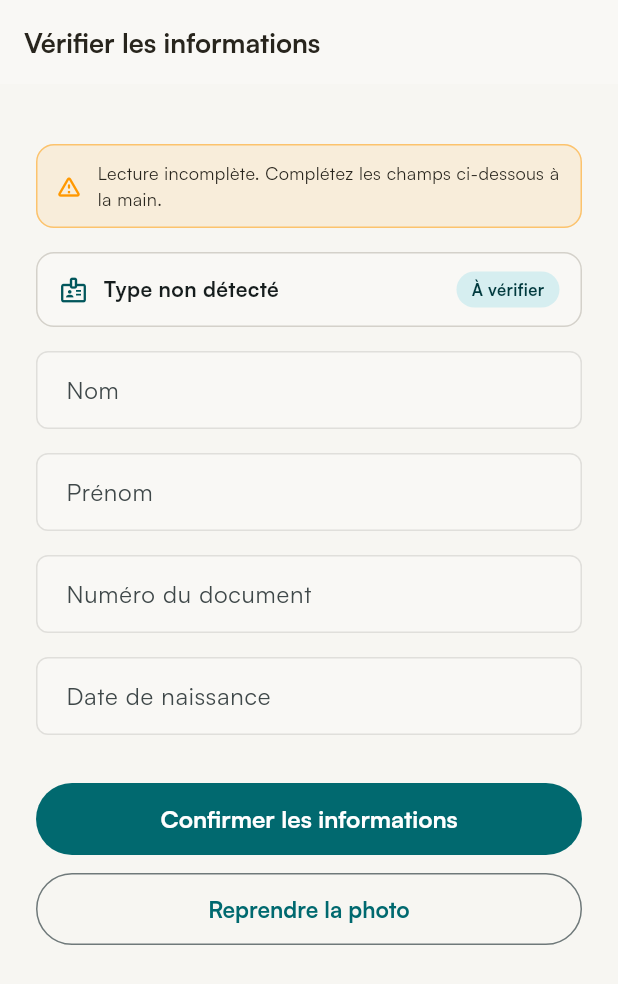
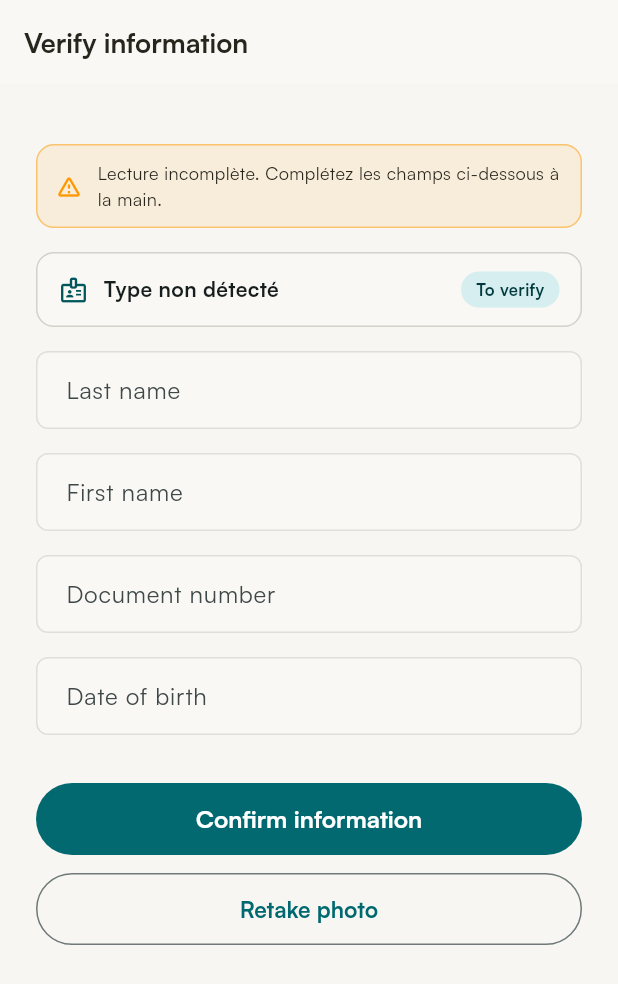
Before and after one commit to ItxMveng/ReTurn, a Flutter app: the OcrReviewPage screen opened by its route, on a phone screen of 412 x 824 dp. Shown: the top 984 px of the screen. Run offline on Flutter 3.47's test engine with Material 3 defaults, Android fonts, the phone set to English and light mode, and no system bars; our stand-ins replace cached_network_image, connectivity_plus, dio, firebase_auth, firebase_core, firebase_messaging and 12 more; missing offline and left inert: google_mlkit_text_recognition; accounts and stored records are empty; generated files the repository leaves out were written again; network calls fail.

Commit message:
feat(i18n): complete FR/EN localization for declarations, messaging, OCR, restitution, zones, biometric lock
Adds 53 missing translation keys and replaces hardcoded French strings
with AppLocalizations lookups across 8 screens. Known remaining gap:
_kindLabels in ocr_review_page.dart is a static const map (document
type labels: CNI/passeport/permis/etc.) that can't use context-based
AppLocalizations without a refactor — left untouched, flagged for a
follow-up.

```diff
--- a/mobile/lib/features/declarations/pages/declaration_form_page.dart
+++ b/mobile/lib/features/declarations/pages/declaration_form_page.dart
@@ -190,9 +190,9 @@ class _DeclarationFormPageState extends ConsumerState<DeclarationFormPage> {
       if (num.isNotEmpty) _docs.first.number.text = num;
     });
     if (!mounted) return;
-    ScaffoldMessenger.of(context).showSnackBar(const SnackBar(
-      content: Text('Informations pré-remplies — vérifiez puis validez.'),
-      duration: Duration(seconds: 3),
+    ScaffoldMessenger.of(context).showSnackBar(SnackBar(
+      content: Text(AppLocalizations.of(context).prefilledInfoNotice),
+      duration: const Duration(seconds: 3),
     ));
   }
 
--- a/mobile/lib/features/ocr/pages/ocr_review_page.dart
+++ b/mobile/lib/features/ocr/pages/ocr_review_page.dart
@@ -4,6 +4,7 @@ import 'package:go_router/go_router.dart';
 import '../../../core/theme/app_colors.dart';
 import '../../../core/widgets/app_button.dart';
 import '../../../core/widgets/app_text_field.dart';
+import '../../../l10n/app_localizations.dart';
 import '../models/ocr_result.dart';
 import '../providers/ocr_notifier.dart';
 
@@ -84,11 +85,12 @@ class _OcrReviewPageState extends ConsumerState<OcrReviewPage> {
     final success = ocrState is OcrSuccess ? ocrState : null;
 
     if (success != null) _populateFromOcr(success);
+    final l = AppLocalizations.of(context);
 
     return Scaffold(
       backgroundColor: AppColors.background,
       appBar: AppBar(
-        title: const Text('Vérifier les informations'),
+        title: Text(l.ocrVerifyInfoTitle),
         backgroundColor: AppColors.surface,
         foregroundColor: AppColors.onSurface,
         elevation: 0,
@@ -131,7 +133,7 @@ class _OcrReviewPageState extends ConsumerState<OcrReviewPage> {
                 const SizedBox(width: 10),
                 Expanded(
                   child: Text(
-                    _kindLabels[_kind] ?? 'Type non détecté',
+                    _kindLabels[_kind] ?? l.documentTypeUndetected,
                     style: const TextStyle(
                         fontSize: 14, fontWeight: FontWeight.w700),
                   ),
@@ -145,8 +147,8 @@ class _OcrReviewPageState extends ConsumerState<OcrReviewPage> {
                   ),
                   child: Text(
                       _kind == DocumentKind.unknown
-                          ? 'À vérifier'
-                          : 'Détecté',
+                          ? l.toVerifyBadge
+                          : l.detectedBadge,
                       style: TextStyle(
                           fontSize: 11,
                           fontWeight: FontWeight.w700,
@@ -157,17 +159,17 @@ class _OcrReviewPageState extends ConsumerState<OcrReviewPage> {
             const SizedBox(height: 16),
 
             AppTextField(
-                label: 'Nom', controller: _nomCtrl, hint: 'Ex: MBARGA'),
+                label: l.ocrNameLabel, controller: _nomCtrl, hint: l.exampleLastName),
             const SizedBox(height: 16),
             AppTextField(
-                label: 'Prénom',
+                label: l.ocrFirstNameLabel,
                 controller: _prenomCtrl,
-                hint: 'Ex: Jean-Pierre'),
+                hint: l.exampleFirstName),
             const SizedBox(height: 16),
             AppTextField(
-                label: 'Numéro du document',
+                label: l.ocrDocumentNumberLabel,
                 controller: _numeroCtrl,
-                hint: 'Ex: CM-123456789',
+                hint: l.exampleDocNumber,
                 keyboardType: TextInputType.text),
             if (_numeroCtrl.text.trim().isNotEmpty) ...[
               const SizedBox(height: 6),
@@ -175,26 +177,26 @@ class _OcrReviewPageState extends ConsumerState<OcrReviewPage> {
                 Icon(Icons.lock_outline,
                     size: 13, color: AppColors.onSurfaceVariant),
                 const SizedBox(width: 5),
-                Text('Affichage public : $_maskedNumero',
+                Text('${l.publicDisplayLabel}$_maskedNumero',
                     style: TextStyle(
                         fontSize: 12, color: AppColors.onSurfaceVariant)),
               ]),
             ],
             const SizedBox(height: 16),
             AppTextField(
-                label: 'Date de naissance',
+                label: l.profileDobLabel,
                 controller: _dateCtrl,
-                hint: 'JJ/MM/AAAA',
+                hint: l.dobHint,
                 keyboardType: TextInputType.datetime),
             const SizedBox(height: 32),
             AppButton(
-              label: 'Confirmer les informations',
+              label: l.ocrConfirmInfo,
               expand: true,
               onPressed: _confirm,
             ),
             const SizedBox(height: 12),
             AppButton(
-              label: 'Reprendre la photo',
+              label: l.ocrRetakePhoto,
               expand: true,
               variant: AppButtonVariant.secondary,
               onPressed: () {
--- a/mobile/lib/l10n/app_localizations.dart
+++ b/mobile/lib/l10n/app_localizations.dart
@@ -595,6 +595,67 @@ class AppLocalizations {
       'dossierDocsCount': '{n} documents',
       'dossierTitle': 'Dossier',
       'dossierEmpty': 'Ce dossier est vide.',
+      // i18n completion pass (declarations/messaging/restitution/ocr/zones/biometric)
+      'declarationCancelled': 'Déclaration annulée.',
+      'declarationDeleted': 'Déclaration supprimée.',
+      'actionImpossible': 'Action impossible, réessayez.',
+      'back': 'Retour',
+      'declarationDetailTitle': 'Détail de la déclaration',
+      'cancelDeclaration': 'Annuler la déclaration',
+      'prefilledInfoNotice': 'Informations pré-remplies — vérifiez puis validez.',
+      'messagesTitle': 'Messages',
+      'viewMyMatches': 'Voir mes matchs',
+      'ocrVerifyInfoTitle': 'Vérifier les informations',
+      'ocrTakePhoto': 'Prendre une photo',
+      'ocrUseBackCamera': 'Utilisez la caméra arrière',
+      'ocrChooseGallery': 'Choisir dans la galerie',
+      'ocrExistingPhoto': 'Une photo déjà prise du document',
+      'myRestitutions': 'Mes restitutions',
+      'errorPrefix': 'Erreur : ',
+      'recoveryZonesTitle': 'Zones de récupération',
+      'unlock': 'Déverrouiller',
+      'cancelDeclarationConfirmMsg': 'Elle ne sera plus active pour le matching, mais restera dans votre historique. Continuer ?',
+      'deleteDeclarationTitle': 'Supprimer la déclaration',
+      'deleteDeclarationConfirmMsg': 'Cette action est définitive. La déclaration et ses photos seront supprimées. Continuer ?',
+      'searchConversationHint': 'Rechercher une conversation',
+      'ocrNameLabel': 'Nom',
+      'ocrFirstNameLabel': 'Prénom',
+      'ocrDocumentNumberLabel': 'Numéro du document',
+      'ocrConfirmInfo': 'Confirmer les informations',
+      'ocrRetakePhoto': 'Reprendre la photo',
+      'galleryLabel': 'Galerie',
+      'cameraLabel': 'Caméra',
+      'statusCompleted': 'Terminée',
+      'statusCancelled': 'Annulée',
+      'statusInProgress': 'En cours',
+      'downloadOrOpen': 'Télécharger / Ouvrir',
+      'descriptionLabel': 'Description',
+      'declaredOnLabel': 'Déclaré le',
+      'noConversations': 'Aucune conversation',
+      'noResults': 'Aucun résultat',
+      'conversationsOpenAfterMatch': 'Les conversations s\'ouvrent\naprès confirmation d\'un match',
+      'documentTypeUndetected': 'Type non détecté',
+      'toVerifyBadge': 'À vérifier',
+      'detectedBadge': 'Détecté',
+      'exampleLastName': 'Ex: MBARGA',
+      'exampleFirstName': 'Ex: Jean-Pierre',
+      'exampleDocNumber': 'Ex: CM-123456789',
+      'publicDisplayLabel': 'Affichage public : ',
+      'dobHint': 'JJ/MM/AAAA',
+      'scanDocumentTitle': 'Scanner le document',
+      'analyzingLabel': 'Analyse…',
+      'analyzeLabel': 'Analyser',
+      'noRestitutions': 'Aucune restitution',
+      'restitutionsWillAppearHere': 'Vos restitutions apparaîtront ici.',
+      'completedStat': 'Réussies',
+      'averageRatingStat': 'Note moyenne',
+      'restitutionPrefix': 'Restitution ',
+      'chooseCertifiedZone': 'Choisir une zone certifiée',
+      'noCertifiedZonesYet': 'Aucune zone certifiée pour le moment',
+      'certifiedBadge': 'Certifiée',
+      'partnerBadge': 'Partenaire',
+      'appLockedTitle': 'ReTurn est verrouillé',
+      'unlockWithBiometrics': 'Déverrouillez avec votre empreinte ou votre visage.',
     },
     'en': {
       'appName': 'ReTurn',
@@ -1159,6 +1220,67 @@ class AppLocalizations {
       'dossierDocsCount': '{n} documents',
       'dossierTitle': 'Folder',
       'dossierEmpty': 'This folder is empty.',
+      // i18n completion pass (declarations/messaging/restitution/ocr/zones/biometric)
+      'declarationCancelled': 'Declaration cancelled.',
+      'declarationDeleted': 'Declaration deleted.',
+      'actionImpossible': 'Action not possible, please try again.',
+      'back': 'Back',
+      'declarationDetailTitle': 'Declaration details',
+      'cancelDeclaration': 'Cancel declaration',
+      'prefilledInfoNotice': 'Pre-filled information — check, then confirm.',
+      'messagesTitle': 'Messages',
+      'viewMyMatches': 'View my matches',
+      'ocrVerifyInfoTitle': 'Verify information',
+      'ocrTakePhoto': 'Take a photo',
+      'ocrUseBackCamera': 'Use the back camera',
+      'ocrChooseGallery': 'Choose from gallery',
+      'ocrExistingPhoto': 'An existing photo of the document',
+      'myRestitutions': 'My handovers',
+      'errorPrefix': 'Error: ',
+      'recoveryZonesTitle': 'Recovery zones',
+      'unlock': 'Unlock',
+      'cancelDeclarationConfirmMsg': 'It will no longer be active for matching, but will remain in your history. Continue?',
+      'deleteDeclarationTitle': 'Delete declaration',
+      'deleteDeclarationConfirmMsg': 'This action is permanent. The declaration and its photos will be deleted. Continue?',
+      'searchConversationHint': 'Search a conversation',
+      'ocrNameLabel': 'Last name',
+      'ocrFirstNameLabel': 'First name',
+      'ocrDocumentNumberLabel': 'Document number',
+      'ocrConfirmInfo': 'Confirm information',
+      'ocrRetakePhoto': 'Retake photo',
+      'galleryLabel': 'Gallery',
+      'cameraLabel': 'Camera',
+      'statusCompleted': 'Completed',
+      'statusCancelled': 'Cancelled',
+      'statusInProgress': 'In progress',
+      'downloadOrOpen': 'Download / Open',
+      'descriptionLabel': 'Description',
+      'declaredOnLabel': 'Declared on',
+      'noConversations': 'No conversations',
+      'noResults': 'No results',
+      'conversationsOpenAfterMatch': 'Conversations open\nafter a match is confirmed',
+      'documentTypeUndetected': 'Type not detected',
+      'toVerifyBadge': 'To verify',
+      'detectedBadge': 'Detected',
+      'exampleLastName': 'E.g.: MBARGA',
+      'exampleFirstName': 'E.g.: Jean-Pierre',
+      'exampleDocNumber': 'E.g.: CM-123456789',
+      'publicDisplayLabel': 'Public display: ',
+      'dobHint': 'DD/MM/YYYY',
+      'scanDocumentTitle': 'Scan the document',
+      'analyzingLabel': 'Analyzing…',
+      'analyzeLabel': 'Analyze',
+      'noRestitutions': 'No handovers yet',
+      'restitutionsWillAppearHere': 'Your handovers will appear here.',
+      'completedStat': 'Completed',
+      'averageRatingStat': 'Average rating',
+      'restitutionPrefix': 'Handover ',
+      'chooseCertifiedZone': 'Choose a certified zone',
+      'noCertifiedZonesYet': 'No certified zones yet',
+      'certifiedBadge': 'Certified',
+      'partnerBadge': 'Partner',
+      'appLockedTitle': 'ReTurn is locked',
+      'unlockWithBiometrics': 'Unlock with your fingerprint or face.',
     },
   };
 
@@ -1739,6 +1861,68 @@ class AppLocalizations {
   String get tourStep4Body => _t('tourStep4Body');
   String get tourStep5Title => _t('tourStep5Title');
   String get tourStep5Body => _t('tourStep5Body');
+
+  // i18n completion pass
+  String get declarationCancelled => _t('declarationCancelled');
+  String get declarationDeleted => _t('declarationDeleted');
+  String get actionImpossible => _t('actionImpossible');
+  String get back => _t('back');
+  String get declarationDetailTitle => _t('declarationDetailTitle');
+  String get cancelDeclaration => _t('cancelDeclaration');
+  String get prefilledInfoNotice => _t('prefilledInfoNotice');
+  String get messagesTitle => _t('messagesTitle');
+  String get viewMyMatches => _t('viewMyMatches');
+  String get ocrVerifyInfoTitle => _t('ocrVerifyInfoTitle');
+  String get ocrTakePhoto => _t('ocrTakePhoto');
+  String get ocrUseBackCamera => _t('ocrUseBackCamera');
+  String get ocrChooseGallery => _t('ocrChooseGallery');
+  String get ocrExistingPhoto => _t('ocrExistingPhoto');
+  String get myRestitutions => _t('myRestitutions');
+  String get errorPrefix => _t('errorPrefix');
+  String get recoveryZonesTitle => _t('recoveryZonesTitle');
+  String get unlock => _t('unlock');
+  String get cancelDeclarationConfirmMsg => _t('cancelDeclarationConfirmMsg');
+  String get deleteDeclarationTitle => _t('deleteDeclarationTitle');
+  String get deleteDeclarationConfirmMsg => _t('deleteDeclarationConfirmMsg');
+  String get searchConversationHint => _t('searchConversationHint');
+  String get ocrNameLabel => _t('ocrNameLabel');
+  String get ocrFirstNameLabel => _t('ocrFirstNameLabel');
+  String get ocrDocumentNumberLabel => _t('ocrDocumentNumberLabel');
+  String get ocrConfirmInfo => _t('ocrConfirmInfo');
+  String get ocrRetakePhoto => _t('ocrRetakePhoto');
+  String get galleryLabel => _t('galleryLabel');
+  String get cameraLabel => _t('cameraLabel');
+  String get statusCompleted => _t('statusCompleted');
+  String get statusCancelled => _t('statusCancelled');
+  String get statusInProgress => _t('statusInProgress');
+  String get downloadOrOpen => _t('downloadOrOpen');
+  String get descriptionLabel => _t('descriptionLabel');
+  String get declaredOnLabel => _t('declaredOnLabel');
+  String get noConversations => _t('noConversations');
+  String get noResults => _t('noResults');
+  String get conversationsOpenAfterMatch => _t('conversationsOpenAfterMatch');
+  String get documentTypeUndetected => _t('documentTypeUndetected');
+  String get toVerifyBadge => _t('toVerifyBadge');
+  String get detectedBadge => _t('detectedBadge');
+  String get exampleLastName => _t('exampleLastName');
+  String get exampleFirstName => _t('exampleFirstName');
+  String get exampleDocNumber => _t('exampleDocNumber');
+  String get publicDisplayLabel => _t('publicDisplayLabel');
+  String get dobHint => _t('dobHint');
+  String get scanDocumentTitle => _t('scanDocumentTitle');
+  String get analyzingLabel => _t('analyzingLabel');
+  String get analyzeLabel => _t('analyzeLabel');
+  String get noRestitutions => _t('noRestitutions');
+  String get restitutionsWillAppearHere => _t('restitutionsWillAppearHere');
+  String get completedStat => _t('completedStat');
+  String get averageRatingStat => _t('averageRatingStat');
+  String get restitutionPrefix => _t('restitutionPrefix');
+  String get chooseCertifiedZone => _t('chooseCertifiedZone');
+  String get noCertifiedZonesYet => _t('noCertifiedZonesYet');
+  String get certifiedBadge => _t('certifiedBadge');
+  String get partnerBadge => _t('partnerBadge');
+  String get appLockedTitle => _t('appLockedTitle');
+  String get unlockWithBiometrics => _t('unlockWithBiometrics');
 }
 
 class _AppLocalizationsDelegate
```
Also changed, not shown: mobile/lib/core/widgets/biometric_lock.dart (+5 -3 lines), mobile/lib/features/declarations/pages/declaration_detail_page.dart (+17 -19 lines), mobile/lib/features/messaging/pages/conversations_page.dart (+8 -6 lines), mobile/lib/features/ocr/pages/ocr_scan_page.dart (+14 -11 lines), mobile/lib/features/restitution/pages/restitutions_history_page.dart (+19 -14 lines), mobile/lib/features/zones/pages/zones_page.dart (+13 -9 lines).
